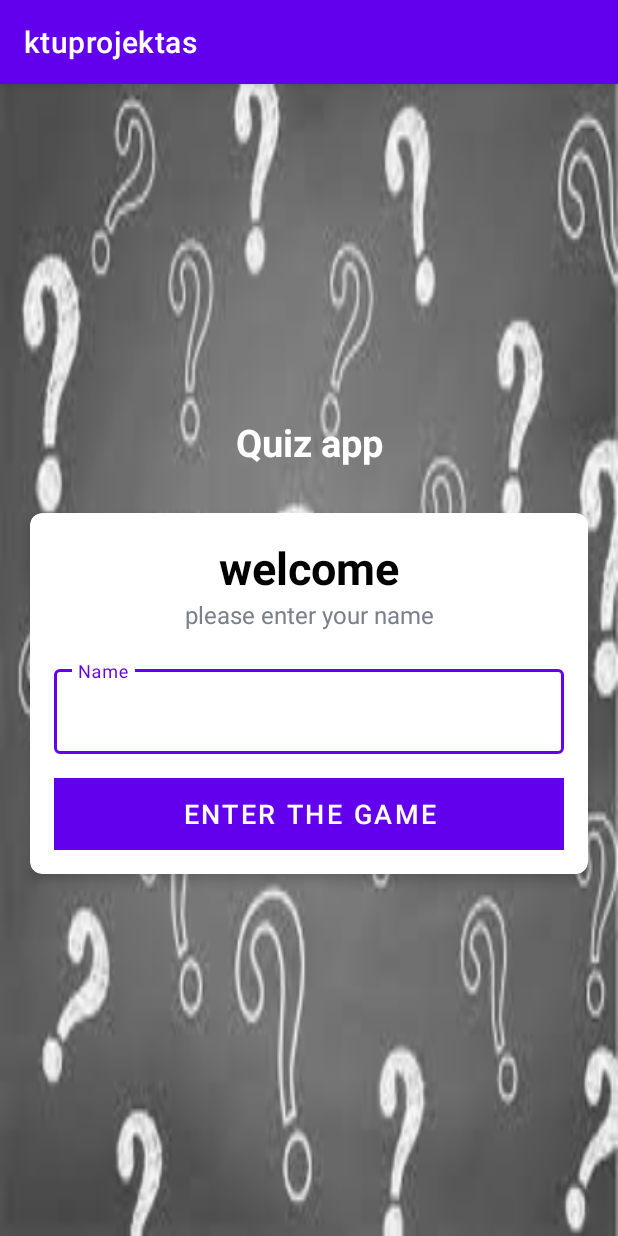
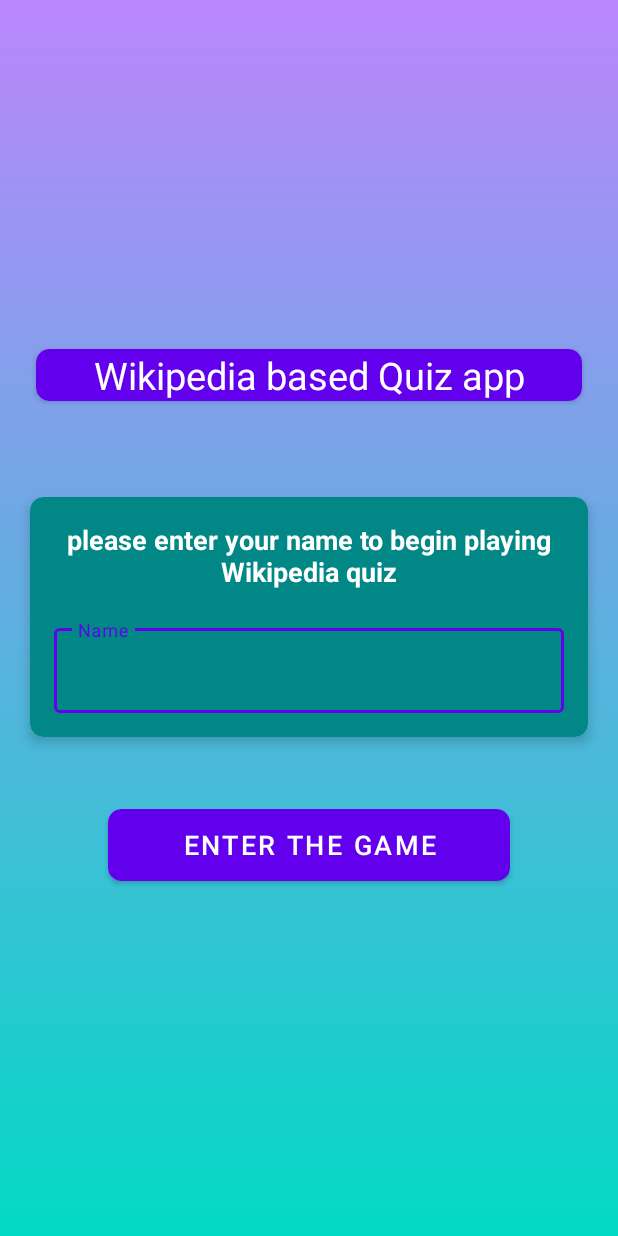
Before and after one commit to Pr1eMan/QuizGame, an Android app: the screen it shows after launch (MainActivity), on a phone screen of 412 x 824 dp. Run offline under Robolectric (Android 15) with nearby library versions, the phone set to English and light mode, and no system bars.

Commit message:
mainpage frontend darbai
abc

```diff
--- a/app/src/main/AndroidManifest.xml
+++ b/app/src/main/AndroidManifest.xml
@@ -9,7 +9,7 @@
         android:label="@string/app_name"
         android:roundIcon="@mipmap/ic_launcher_round"
         android:supportsRtl="true"
-        android:theme="@style/Theme.Ktuprojektas">
+        android:theme="@style/Theme.Ktuprojektas.NoActionBar">
         <activity
             android:name=".RankingActivityy"
             android:exported="true" />
--- /dev/null
+++ b/app/src/main/res/drawable/bg_background.xml
@@ -0,0 +1,7 @@
+<?xml version="1.0" encoding="utf-8"?>
+<shape xmlns:android="http://schemas.android.com/apk/res/android">
+<gradient
+    android:startColor="@color/purple_200"
+    android:endColor="@color/teal_200"
+    android:angle="270"/>
+</shape>
--- /dev/null
+++ b/app/src/main/res/drawable/bg_button.xml
@@ -0,0 +1,7 @@
+<?xml version="1.0" encoding="utf-8"?>
+<shape xmlns:android="http://schemas.android.com/apk/res/android">
+    <gradient
+        android:startColor="@color/purple_500"
+        android:endColor="@color/teal_200"
+        android:angle="270"/>
+</shape>
--- a/app/src/main/res/layout/activity_main.xml
+++ b/app/src/main/res/layout/activity_main.xml
@@ -6,50 +6,57 @@
     android:layout_height="match_parent"
     android:gravity="center"
     android:orientation="vertical"
-    android:background="@drawable/background"
+    android:background="@drawable/bg_background"
     tools:context=".MainActivity">
-
+    <androidx.cardview.widget.CardView
+        android:layout_width="match_parent"
+        android:layout_height="wrap_content"
+        app:cardCornerRadius="9dp"
+        android:background="@color/purple_500"
+        android:layout_marginTop="15dp"
+        android:layout_marginBottom="64dp"
+        android:layout_marginLeft="24dp"
+        android:layout_marginRight="24dp">
     <TextView
         android:id="@+id/tv_app_name"
         android:layout_width="match_parent"
         android:layout_height="wrap_content"
-        android:text="Quiz app"
-        android:layout_marginBottom="30dp"
+        android:text="Wikipedia based Quiz app"
         android:textSize="25sp"
-        android:textStyle="bold"
-        android:textColor="@android:color/white"
+        android:textColor="@color/white"
+        android:background="@color/purple_500"
+        app:layout_constraintBottom_toBottomOf="parent"
+        app:layout_constraintLeft_toLeftOf="parent"
+        app:layout_constraintRight_toRightOf="parent"
+        app:layout_constraintTop_toTopOf="parent"
         android:gravity="center"
         />
+    </androidx.cardview.widget.CardView>
     <androidx.cardview.widget.CardView
         android:layout_width="match_parent"
         android:layout_height="wrap_content"
         android:layout_marginStart="20dp"
         android:layout_marginEnd="20dp"
-        android:background="@android:color/white"
-        app:cardCornerRadius="8dp"
+        app:cardCornerRadius="9dp"
         app:cardElevation="5dp"
         >
         <LinearLayout
             android:layout_width="match_parent"
             android:layout_height="wrap_content"
             android:orientation="vertical"
+            android:background="@color/teal_700"
             android:padding="16dp">
-            <TextView
-                android:layout_width="match_parent"
-                android:layout_height="wrap_content"
-                android:gravity="center"
-                android:text="welcome"
-                android:textColor="@android:color/black"
-                android:textSize="30sp"
-                android:textStyle="bold"/>
+
 
             <TextView
                 android:layout_width="match_parent"
                 android:layout_height="wrap_content"
                 android:gravity="center"
-                android:text="please enter your name"
-                android:textColor="#7a8089"
-                android:textSize="16sp"
+
+                android:text="please enter your name to begin playing Wikipedia quiz"
+                android:textColor="@color/white"
+                android:textSize="18sp"
+                android:textStyle="bold"
                 />
             <com.google.android.material.textfield.TextInputLayout
                 android:layout_width="match_parent"
@@ -61,21 +68,34 @@
                     android:layout_width="match_parent"
                     android:layout_height="wrap_content"
                     android:hint="Name"
-                    android:textColor="@color/black"
+                    android:textColor="@color/white"
                     android:textColorHint="@color/purple_200"/>
             </com.google.android.material.textfield.TextInputLayout>
 
+
+        </LinearLayout>
+
+    </androidx.cardview.widget.CardView>
+    <androidx.cardview.widget.CardView
+        android:layout_width="match_parent"
+        android:layout_height="wrap_content"
+        app:cardCornerRadius="9dp"
+        android:layout_marginTop="48dp"
+        android:layout_marginLeft="72dp"
+        android:layout_marginRight="72dp">
     <Button
     android:id="@+id/btnEnter"
     android:layout_width="match_parent"
     android:layout_height="wrap_content"
-                android:layout_marginTop="16dp"
-                android:background="@color/purple_200"
+        app:layout_constraintBottom_toBottomOf="parent"
+        app:layout_constraintLeft_toLeftOf="parent"
+        app:layout_constraintRight_toRightOf="parent"
+        app:layout_constraintTop_toTopOf="parent"
+    android:background="@drawable/bg_button"
     android:text="Enter the game"
     android:textSize="18sp"
     android:textColor="@color/white">
 </Button>
-        </LinearLayout>
 </androidx.cardview.widget.CardView>
 <TextView
         android:layout_width="wrap_content"
--- a/app/src/main/res/values/styles.xml
+++ b/app/src/main/res/values/styles.xml
@@ -1,6 +1,6 @@
 <?xml version="1.0" encoding="utf-8"?>
 <resources>
-   <style name="NoActionBarTheme" parent="Theme.AppCompat.Light" >
+   <style name="NoActionBarTheme" parent="Theme.AppCompat.Light.NoActionBar" >
        <item name="colorPrimary">@color/white</item>
        <item name="colorPrimaryDark">@color/black</item>
        <item name="colorAccent">@color/purple_200</item>
```
Lines whose indentation alone changed are shown as unchanged.
